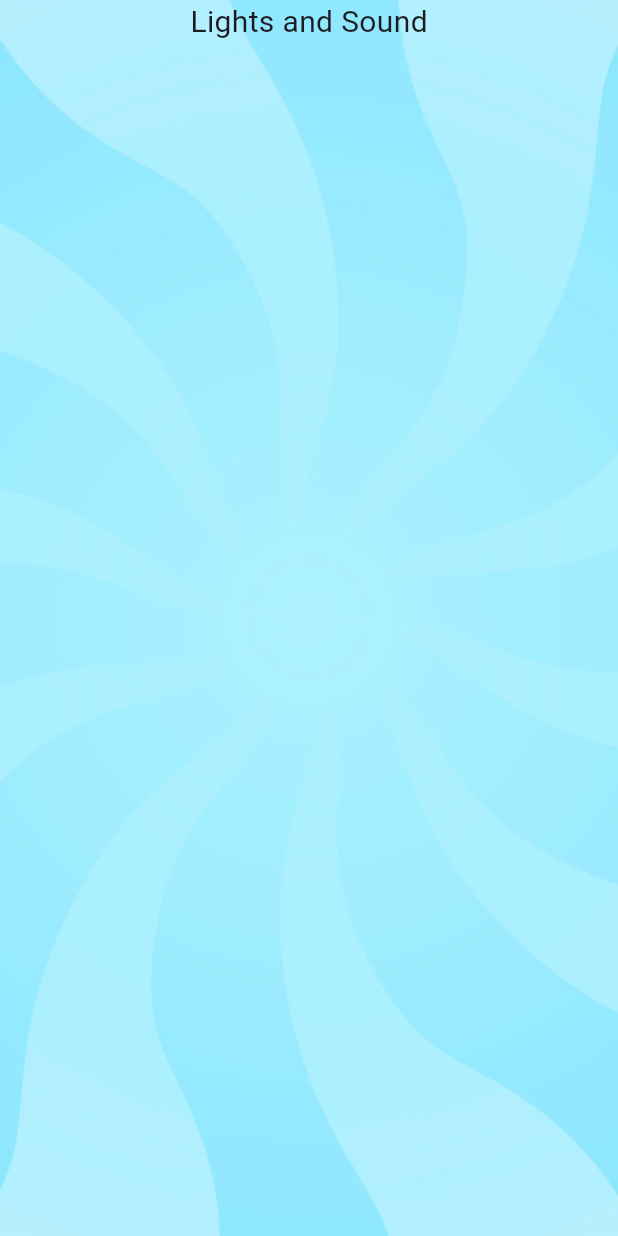
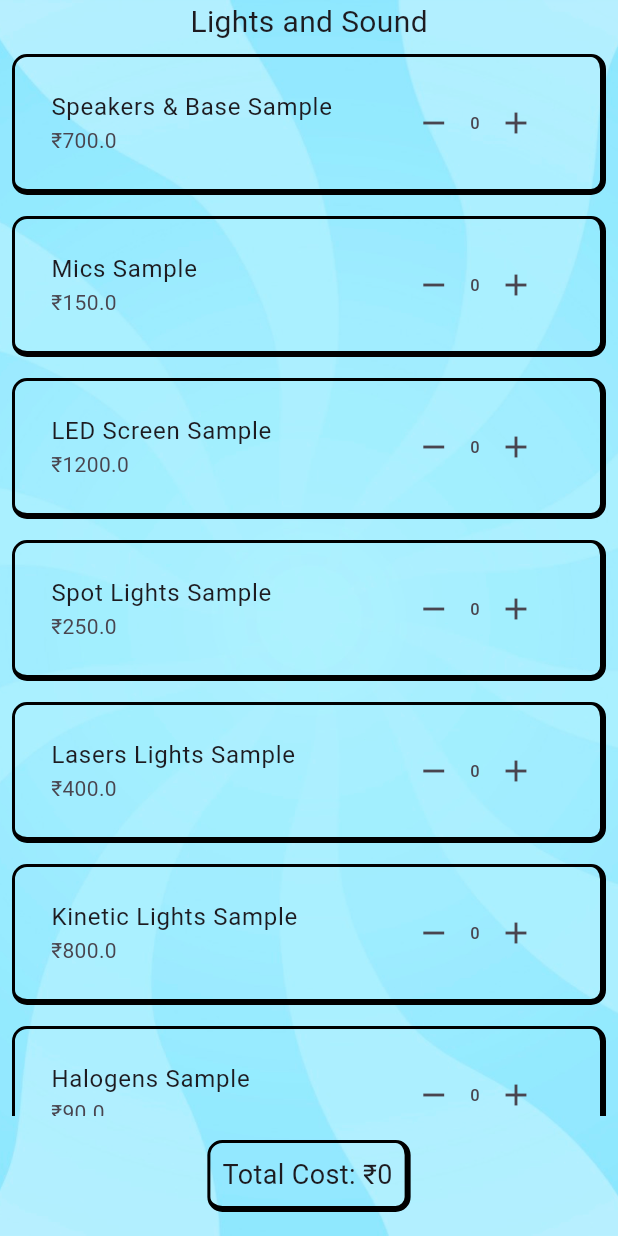
Before and after one commit to BrawlerXull/Decors, a Flutter app: the screen it shows after launch, after a tap on "Lights and Sound", on a phone screen of 412 x 824 dp. Run offline on Flutter 3.47's test engine with Material 3 defaults, Android fonts, the phone set to English and light mode, and no system bars; our stand-ins replace animated_text_kit, flutter_dotenv, get.

Commit message:
lights and sound added

```diff
--- a/lib/main.dart
+++ b/lib/main.dart
@@ -16,6 +16,7 @@ class MyApp extends StatelessWidget {
   @override
   Widget build(BuildContext context) {
     return GetMaterialApp(
+      initialBinding: InnerPageBindings(),
       home: Routes.initialPage,
       getPages: Routes.pages,
     );
--- a/lib/screen/innerpage/bindings/InnerPageBindings.dart
+++ b/lib/screen/innerpage/bindings/InnerPageBindings.dart
@@ -4,6 +4,6 @@ import 'package:malpani/screen/innerpage/controller/InnerPageController.dart';
 class InnerPageBindings extends Bindings {
   @override
   void dependencies() {
-    Get.put(InnerPageController());
+    Get.put(InnerPageController(), permanent: true);
   }
 }
--- a/lib/screen/innerpage/controller/InnerPageController.dart
+++ b/lib/screen/innerpage/controller/InnerPageController.dart
@@ -3,6 +3,7 @@ import 'package:malpani/model/ItemModel.dart';
 import 'package:malpani/utils/titleEnum.dart';
 
 class InnerPageController extends GetxController {
+  //stage and decor data
   RxList<Map<String, dynamic>> stageAndDecors = [
     {
       "name": "Event Stage Sample",
@@ -46,18 +47,93 @@ class InnerPageController extends GetxController {
     }
   ].obs;
 
-  final RxInt stageAndDecorTotalCost = 0.obs;
-  final RxList<Item> stageAndDecorSelectedItems = <Item>[].obs;
+  RxInt stageAndDecorTotalCost = 0.obs;
+  RxList<Item> stageAndDecorSelectedItems = <Item>[].obs;
 
   List<Item> stageAndDecorsList = <Item>[].obs;
 
-  int getTotalCost() {
-    return stageAndDecorTotalCost.value;
-  }
+  // stage and decor data
+
+  // light and sound data
+
+  RxList<Map<String, dynamic>> lightsAndSound = [
+    {
+      "name": "Speakers & Base Sample",
+      "price": 700.0,
+      "isAvailable": true,
+      "category": "LightsAndSound",
+      "subCategory": "Speakers & Base",
+      "image": "speakers_base_image_url"
+    },
+    {
+      "name": "Mics Sample",
+      "price": 150.0,
+      "isAvailable": false,
+      "category": "LightsAndSound",
+      "subCategory": "Mics",
+      "image": "mics_image_url"
+    },
+    {
+      "name": "LED Screen Sample",
+      "price": 1200.0,
+      "isAvailable": true,
+      "category": "LightsAndSound",
+      "subCategory": "LED Screen",
+      "image": "led_screen_image_url"
+    },
+    {
+      "name": "Spot Lights Sample",
+      "price": 250.0,
+      "isAvailable": true,
+      "category": "LightsAndSound",
+      "subCategory": "Spot Lights",
+      "image": "spot_lights_image_url"
+    },
+    {
+      "name": "Lasers Lights Sample",
+      "price": 400.0,
+      "isAvailable": true,
+      "category": "LightsAndSound",
+      "subCategory": "Lasers Lights",
+      "image": "lasers_lights_image_url"
+    },
+    {
+      "name": "Kinetic Lights Sample",
+      "price": 800.0,
+      "isAvailable": false,
+      "category": "LightsAndSound",
+      "subCategory": "Kinetic Lights",
+      "image": "kinetic_lights_image_url"
+    },
+    {
+      "name": "Halogens Sample",
+      "price": 90.0,
+      "isAvailable": true,
+      "category": "LightsAndSound",
+      "subCategory": "Halogens",
+      "image": "halogens_image_url"
+    }
+  ].obs;
+
+  RxInt lightsAndSoundTotalCost = 0.obs;
+  RxList<Item> lightsAndSoundSelectedItems = <Item>[].obs;
+  List<Item> lightsAndSoundList = <Item>[].obs;
+  // light and sound data
 
   @override
   void onInit() {
     stageAndDecorsList = stageAndDecors.map((data) {
+      return Item(
+        name: data["name"] ?? "",
+        price: data["price"] ?? 0.0,
+        isAvailable: data["isAvailable"] ?? false,
+        category: data["category"] ?? "",
+        subCategory: data["subCategory"] ?? "",
+        image: data["image"] ?? "",
+      );
+    }).toList();
+
+    lightsAndSoundList = lightsAndSound.map((data) {
       return Item(
         name: data["name"] ?? "",
         price: data["price"] ?? 0.0,
@@ -74,9 +150,59 @@ class InnerPageController extends GetxController {
     switch (titleType) {
       case TitleType.stageAndDecors:
         return stageAndDecorsList;
-
+      case TitleType.lightsAndSound:
+        return lightsAndSoundList;
       default:
         return [];
     }
   }
+
+  int getTotalCost() {
+    return stageAndDecorTotalCost.value + lightsAndSoundTotalCost.value;
+  }
+
+  void addItem(Item item, TitleType titleType) {
+    switch (titleType) {
+      case TitleType.stageAndDecors:
+        stageAndDecorTotalCost += item.price.toInt();
+        stageAndDecorSelectedItems.add(item);
+        break;
+      case TitleType.lightsAndSound:
+        lightsAndSoundTotalCost += item.price.toInt();
+        lightsAndSoundSelectedItems.add(item);
+        break;
+      default:
+        break;
+    }
+  }
+
+  void removeItem(Item item, TitleType titleType) {
+    switch (titleType) {
+      case TitleType.stageAndDecors:
+        stageAndDecorTotalCost -= item.price.toInt();
+        stageAndDecorSelectedItems.remove(item);
+        break;
+      case TitleType.lightsAndSound:
+        lightsAndSoundTotalCost -= item.price.toInt();
+        lightsAndSoundSelectedItems.remove(item);
+        break;
+      default:
+        break;
+    }
+  }
+
+  int getSelectedItemCount(Item item, TitleType titleType) {
+    switch (titleType) {
+      case TitleType.stageAndDecors:
+        return stageAndDecorSelectedItems
+            .where((selectedItem) => selectedItem == item)
+            .length;
+      case TitleType.lightsAndSound:
+        return lightsAndSoundSelectedItems
+            .where((selectedItem) => selectedItem == item)
+            .length;
+      default:
+        return 0;
+    }
+  }
 }
--- a/lib/screen/innerpage/view/InnerPage.dart
+++ b/lib/screen/innerpage/view/InnerPage.dart
@@ -26,23 +26,48 @@ class InnerPage extends GetView<InnerPageController> {
           Column(
             children: [
               Align(
-                child: Text(
-                  titleType.title,
-                  style: const TextStyle(
-                    fontSize: 20,
-                  ),
+                child: Column(
+                  children: [
+                    Text(
+                      titleType.title,
+                      style: const TextStyle(
+                        fontSize: 20,
+                      ),
+                    ),
+                  ],
                 ),
               ),
               Expanded(
                 child: ListView.builder(
                   itemBuilder: (context, index) {
-                    return ItemTile(item: controller.getList(titleType)[index]);
+                    return ItemTile(
+                        item: controller.getList(titleType)[index],
+                        titleType: titleType);
                   },
                   itemCount: controller.getList(titleType).length,
                 ),
-              )
+              ),
+              Container(
+                margin: EdgeInsets.all(16),
+                decoration: BoxDecoration(
+                  borderRadius: BorderRadius.circular(10),
+                  border: const Border(
+                    right: BorderSide(width: 4, color: Colors.black),
+                    top: BorderSide(width: 2, color: Colors.black),
+                    left: BorderSide(width: 2, color: Colors.black),
+                    bottom: BorderSide(width: 4, color: Colors.black),
+                  ),
+                ),
+                padding: const EdgeInsets.all(8),
+                child: Obx(() => Text(
+                      'Total Cost: ₹${controller.getTotalCost()}',
+                      style: const TextStyle(
+                        fontSize: 18,
+                      ),
+                    )),
+              ),
             ],
-          )
+          ),
         ],
       ),
     );
--- a/lib/widget/Itemtile.dart
+++ b/lib/widget/Itemtile.dart
@@ -1,17 +1,26 @@
+// ignore_for_file: public_member_api_docs, sort_constructors_first
 import 'package:flutter/material.dart';
+import 'package:get/get.dart';
+import 'package:get/get_core/src/get_main.dart';
 import 'package:get/get_state_manager/src/rx_flutter/rx_obx_widget.dart';
 import 'package:malpani/model/ItemModel.dart';
+import 'package:malpani/screen/innerpage/controller/InnerPageController.dart';
+import 'package:malpani/utils/titleEnum.dart';
 
 class ItemTile extends StatelessWidget {
   final Item item;
+  final TitleType titleType;
 
   const ItemTile({
     Key? key,
     required this.item,
+    required this.titleType,
   }) : super(key: key);
 
   @override
   Widget build(BuildContext context) {
+    final InnerPageController controller = Get.find<InnerPageController>();
+
     return Container(
       margin: EdgeInsets.symmetric(vertical: 7, horizontal: 8),
       decoration: BoxDecoration(
@@ -25,24 +34,33 @@ class ItemTile extends StatelessWidget {
       ),
       child: Padding(
         padding: const EdgeInsets.all(8.0),
-        child: ListTile(
+        child: Obx(() => ListTile(
               title: Text(item.name),
               subtitle: Text('\₹${item.price.toString()}'),
               trailing: Row(
                 mainAxisSize: MainAxisSize.min,
                 children: [
                   IconButton(
-                onPressed: () {},
+                    onPressed: () {
+                      controller.stageAndDecorTotalCost -= item.price.toInt();
+                      controller.stageAndDecorSelectedItems.remove(item);
+                    },
                     icon: Icon(Icons.remove),
                   ),
-              Text("0"),
+                  Text(controller.stageAndDecorSelectedItems
+                      .where((selectedItem) => selectedItem == item)
+                      .length
+                      .toString()),
                   IconButton(
-                onPressed: () {},
+                    onPressed: () {
+                      controller.stageAndDecorTotalCost += item.price.toInt();
+                      controller.stageAndDecorSelectedItems.add(item);
+                    },
                     icon: Icon(Icons.add),
                   ),
                 ],
               ),
-        ),
+            )),
       ),
     );
   }
```
Lines whose indentation alone changed are shown as unchanged.
